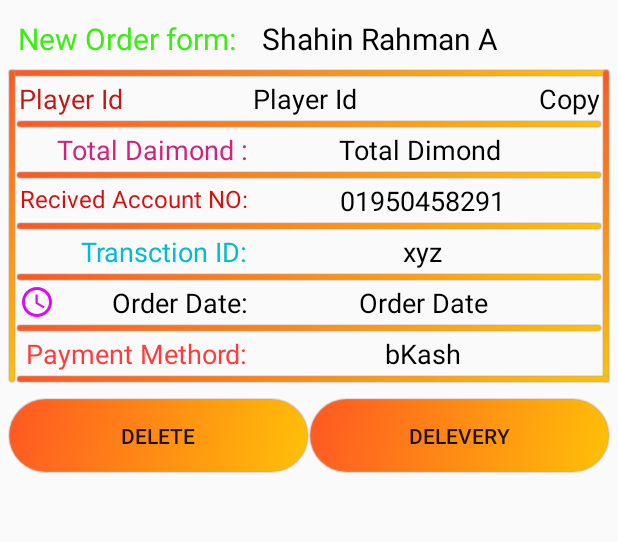
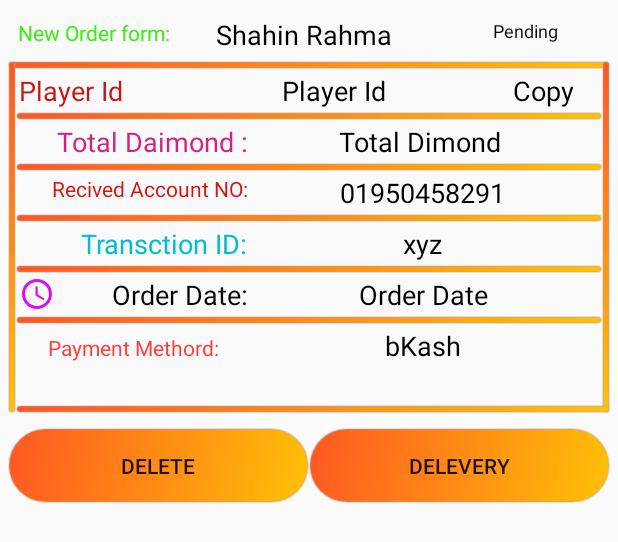
Before and after one commit to shahin015/ff-admin-app, an Android app: the layout item_final.xml on its own in the app's theme, with its tools: preview values and no code run, on a phone screen of 412 x 824 dp. Shown: the top 542 px of the screen. Run offline under Robolectric (Android 15) with nearby library versions, the phone set to English and light mode, and no system bars.

Commit message:
update from ho

```diff
--- a/app/src/main/res/layout/item_final.xml
+++ b/app/src/main/res/layout/item_final.xml
@@ -2,11 +2,12 @@
 <RelativeLayout xmlns:android="http://schemas.android.com/apk/res/android"
     android:layout_width="match_parent"
     android:layout_margin="5dp"
+    android:id="@+id/layout"
     android:layout_height="wrap_content">
 
     <RelativeLayout
         android:layout_width="match_parent"
-        android:layout_height="250dp"
+        android:layout_height="270dp"
         android:id="@+id/rel1"
         android:layout_alignParentTop="true"
         >
@@ -18,7 +19,7 @@
         android:layout_height="wrap_content"
         android:layout_alignParentTop="true"
         android:orientation="horizontal"
-        android:weightSum="5"
+        android:weightSum="6"
         android:id="@+id/lay1"
         >
 
@@ -27,10 +28,8 @@
             android:layout_weight="2"
             android:layout_height="fill_parent"
             android:text="New Order form:"
-
-
             android:textColor="#3CED14"
-            android:textSize="20sp"
+            android:textSize="14sp"
             android:gravity="start"
             android:layout_margin="5dp"
            android:padding="1dp"
@@ -38,17 +37,34 @@
 
         <TextView
             android:layout_width="0dp"
-            android:layout_weight="3"
+            android:layout_weight="2.8"
             android:layout_height="fill_parent"
-            android:text="Shahin Rahman Akash"
+            android:text="Shahin Rahman"
             android:textColor="@color/black"
-            android:textSize="20sp"
+            android:textSize="18sp"
+            android:id="@+id/ordername"
+            android:maxLength="12"
+            android:ellipsize="end"
+            android:gravity="start"
+            android:layout_margin="5dp"
+
+            />
+
+
+        <TextView
+            android:layout_width="0dp"
+            android:layout_weight="1.2"
+            android:layout_height="fill_parent"
+            android:text="Pending"
+            android:textColor="@color/black"
+            android:textSize="12sp"
+            android:id="@+id/stasus"
             android:maxLength="15"
             android:ellipsize="end"
             android:padding="1dp"
             android:gravity="start"
             android:layout_margin="5dp"
-            android:id="@+id/tex"
+
             />
 
 
@@ -134,7 +150,7 @@
            <TextView
                android:layout_width="0dp"
                android:layout_height="wrap_content"
-               android:layout_weight="1"
+               android:layout_weight="1.5"
                android:text="Player Id "
                android:textColor="#C51717"
                android:textSize="18dp"
@@ -144,8 +160,9 @@
            <TextView
                android:layout_width="0dp"
                android:layout_height="wrap_content"
-               android:layout_weight="3"
+               android:layout_weight="2.5"
                android:text="Player Id "
+               android:id="@+id/gameuid"
                android:gravity="center"
                android:textColor="@color/black"
                android:textSize="18dp"
@@ -157,7 +174,8 @@
                android:layout_height="wrap_content"
                android:layout_weight="1"
                android:text="Copy"
-               android:gravity="end"
+               android:id="@+id/copys"
+               android:gravity="center"
                android:textColor="@color/black"
                android:textSize="18dp"
                android:padding="2dp"
@@ -206,6 +224,7 @@
                 android:layout_weight="3"
                 android:text="Total Dimond  "
                 android:gravity="center"
+                android:id="@+id/packname"
                 android:textColor="@color/black"
                 android:textSize="18dp"
                 android:padding="2dp"
@@ -244,7 +263,7 @@
                 android:layout_weight="2"
                 android:text="Recived Account NO:"
                 android:textColor="#DA0E0E"
-                android:textSize="16dp"
+                android:textSize="14dp"
                 android:gravity="end"
                 android:padding="2dp"
 
@@ -254,6 +273,7 @@
                 android:layout_height="wrap_content"
                 android:layout_weight="3"
                 android:text="01950458291 "
+                android:id="@+id/payment_account"
                 android:layout_gravity="center"
                 android:gravity="center"
                 android:textColor="@color/black"
@@ -304,6 +324,7 @@
                 android:layout_height="wrap_content"
                 android:layout_weight="3"
                 android:text="xyz "
+                android:id="@+id/transctionId"
                 android:textColor="@color/black"
                 android:textSize="18dp"
                 android:gravity="center"
@@ -354,6 +375,7 @@
                 android:text="Order Date "
                 android:textColor="@color/black"
                 android:textSize="18dp"
+                android:id="@+id/orderDate"
                 android:padding="2dp"
                 android:gravity="center"
 
@@ -387,10 +409,10 @@
                 android:layout_width="0dp"
                 android:layout_height="wrap_content"
                 android:layout_weight="2"
-                android:gravity="end"
+                android:gravity="center"
                 android:text="Payment Methord:"
                 android:textColor="#FF3B3B"
-                android:textSize="18dp"
+                android:textSize="14dp"
                 android:padding="2dp"
 
                 />
@@ -401,6 +423,7 @@
                 android:text="bKash "
                 android:textColor="@color/black"
                 android:textSize="18dp"
+                android:id="@+id/payment_methord"
                 android:padding="2dp"
                 android:gravity="center"
 
```
Also changed, not shown: app/src/main/java/com/movies/toupadmin/Order_from_costomar.java (+32 -4 lines), app/src/main/res/layout/order_item.xml (deleted, +0 -141 lines).
